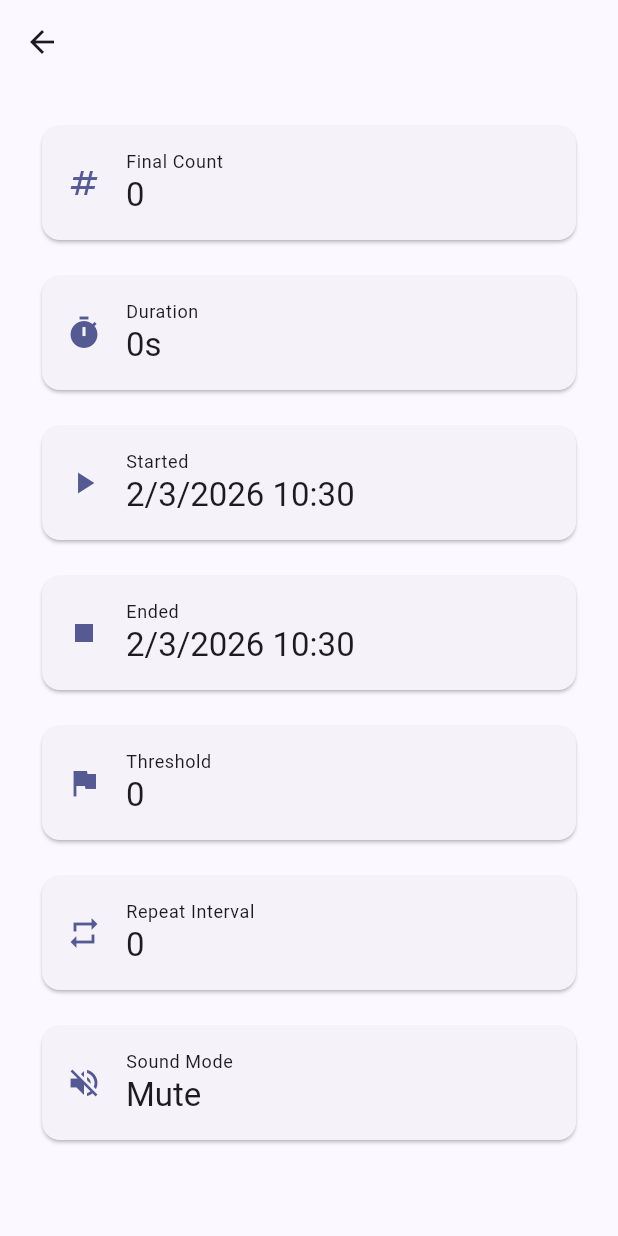
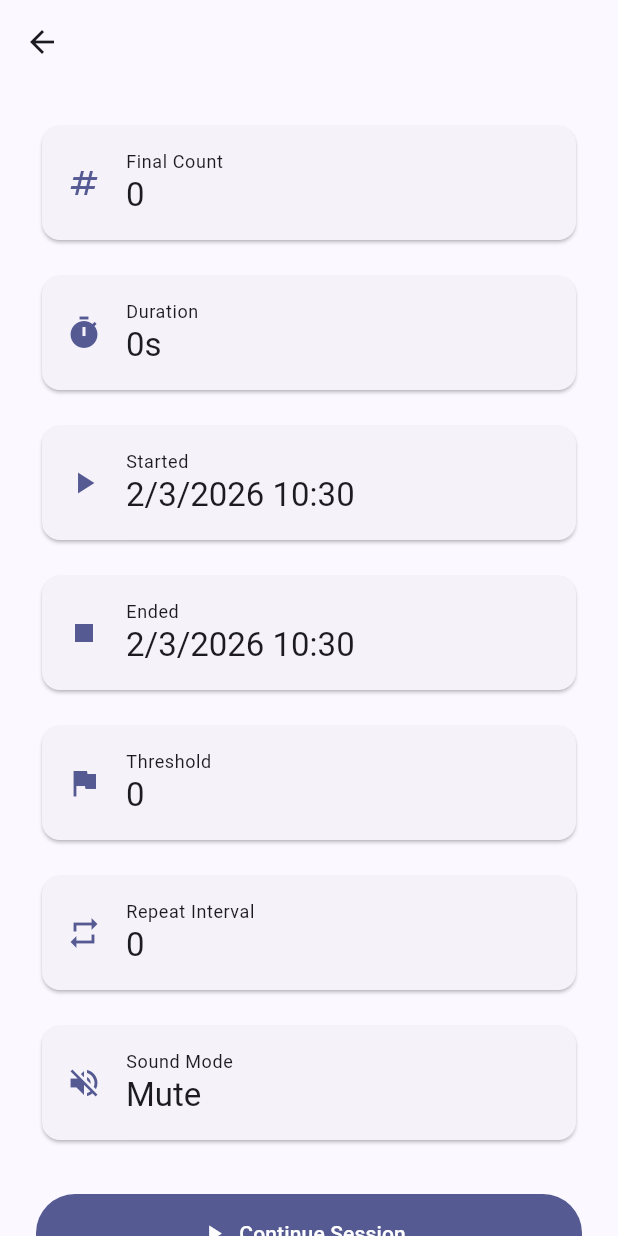
Before and after one commit to olamide226/counta, a Flutter app: the SessionDetailScreen screen opened directly with empty values, on a phone screen of 412 x 824 dp. Run offline on Flutter 3.47's test engine with Material 3 defaults, Android fonts, the phone set to English and light mode, and no system bars; our stand-ins replace audioplayers, flutter_local_notifications, flutter_riverpod, hive, hive_flutter; accounts and stored records are empty.

Commit message:
feat: add session continuation functionality and enhance session detail screen

```diff
--- a/lib/state/providers/counter_provider.dart
+++ b/lib/state/providers/counter_provider.dart
@@ -1,5 +1,6 @@
 import 'package:flutter_riverpod/flutter_riverpod.dart';
 
+import '../../domain/models/count_session.dart';
 import '../../domain/models/counter_state.dart';
 import 'services_provider.dart';
 import 'settings_provider.dart';
@@ -78,4 +79,13 @@ class CounterNotifier extends StateNotifier<CounterState> {
   void startNewSession() {
     state = state.copyWith(count: 0, sessionStart: DateTime.now());
   }
+
+  void loadSession(CountSession session) {
+    state = CounterState(
+      count: session.finalCount,
+      threshold: session.threshold,
+      repeatInterval: session.repeatInterval,
+      sessionStart: DateTime.now(),
+    );
+  }
 }
--- a/lib/ui/screens/session_detail_screen.dart
+++ b/lib/ui/screens/session_detail_screen.dart
@@ -1,15 +1,17 @@
 import 'package:flutter/material.dart';
+import 'package:flutter_riverpod/flutter_riverpod.dart';
 
 import '../../domain/models/count_session.dart';
 import '../../domain/models/enums.dart';
+import '../../state/providers/counter_provider.dart';
 
-class SessionDetailScreen extends StatelessWidget {
+class SessionDetailScreen extends ConsumerWidget {
   const SessionDetailScreen({super.key, required this.session});
 
   final CountSession session;
 
   @override
-  Widget build(BuildContext context) {
+  Widget build(BuildContext context, WidgetRef ref) {
     final duration = session.endedAt.difference(session.startedAt);
 
     return Scaffold(
@@ -97,9 +99,50 @@ class SessionDetailScreen extends StatelessWidget {
               ),
             ),
           ],
+          const SizedBox(height: 32),
+          FilledButton.icon(
+            onPressed: () => _continueSession(context, ref),
+            icon: const Icon(Icons.play_arrow),
+            label: const Text('Continue Session'),
+            style: FilledButton.styleFrom(
+              minimumSize: const Size.fromHeight(52),
+            ),
+          ),
+          const SizedBox(height: 16),
         ],
       ),
     );
+  }
+
+  Future<void> _continueSession(BuildContext context, WidgetRef ref) async {
+    final currentCount = ref.read(counterProvider).count;
+    if (currentCount > 0) {
+      final confirmed = await showDialog<bool>(
+        context: context,
+        builder: (context) => AlertDialog(
+          title: const Text('Continue Session?'),
+          content: Text(
+            'This will replace your current count ($currentCount) with ${session.finalCount} from "${session.mantra}".',
+          ),
+          actions: [
+            TextButton(
+              onPressed: () => Navigator.of(context).pop(false),
+              child: const Text('Cancel'),
+            ),
+            FilledButton(
+              onPressed: () => Navigator.of(context).pop(true),
+              child: const Text('Continue'),
+            ),
+          ],
+        ),
+      );
+      if (confirmed != true) return;
+    }
+
+    ref.read(counterProvider.notifier).loadSession(session);
+    if (context.mounted) {
+      Navigator.of(context).popUntil((route) => route.isFirst);
+    }
   }
 
   Widget _buildStatCard(
```
Also changed, not shown: 3 other files.
